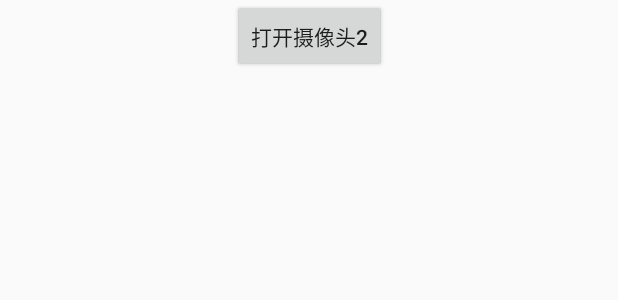
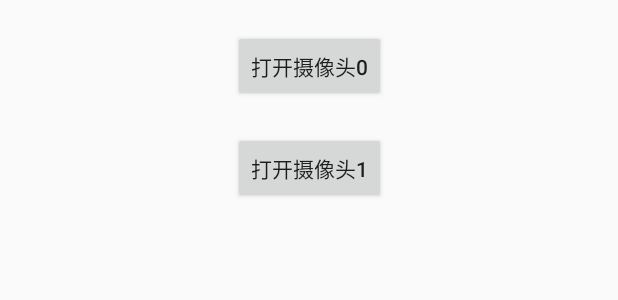
Before and after one commit to qq734552377/ErWeiMa_ZiYong, an Android app: the layout activity_main2.xml on its own in the app's theme, with its tools: preview values and no code run, on a phone screen of 412 x 824 dp. Shown: the top 300 px of the screen. Run offline under Robolectric (Android 15) with nearby library versions, the phone set to English and light mode, and no system bars.

Commit message:
二维码扫描自用

```diff
--- a/app/build.gradle
+++ b/app/build.gradle
@@ -7,7 +7,7 @@ android {
     defaultConfig {
         applicationId "pj.com.mysaomiao1"
         minSdkVersion 14
-        targetSdkVersion 22
+        targetSdkVersion 19
         versionCode 1
         versionName "1.0"
     }
--- a/app/src/main/java/helloworld/ai/com/mysaomiao/CaptureActivity.java
+++ b/app/src/main/java/helloworld/ai/com/mysaomiao/CaptureActivity.java
@@ -55,9 +55,9 @@ public class CaptureActivity extends Activity implements Callback {
     public void onCreate(Bundle savedInstanceState) {
         super.onCreate(savedInstanceState);
         setContentView(R.layout.activity_capture);
-//        Intent intent = getIntent();
+        Intent intent = getIntent();
 //        String msg = intent.getStringExtra("msg");
-//        CAMERAID = intent.getIntExtra(CAMERAKEY, 0);
+        CAMERAID = intent.getIntExtra(CAMERAKEY, 0);
 
         // 初始化 CameraManager
         CameraManager.init(getApplication());
--- a/app/src/main/res/layout/activity_main2.xml
+++ b/app/src/main/res/layout/activity_main2.xml
@@ -12,6 +12,7 @@
         android:layout_height="wrap_content"
         android:layout_marginTop="20dp"
         android:text="@string/open_1"
+        app:layout_constraintTop_toTopOf="parent"
         app:layout_constraintLeft_toLeftOf="parent"
         app:layout_constraintRight_toRightOf="parent"/>
 
@@ -22,6 +23,7 @@
         android:layout_height="wrap_content"
         android:layout_marginTop="20dp"
         android:text="@string/open_2"
+        app:layout_constraintTop_toBottomOf="@id/open_1"
         app:layout_constraintLeft_toLeftOf="parent"
         app:layout_constraintRight_toRightOf="parent"/>
 
--- a/app/src/main/res/values/strings.xml
+++ b/app/src/main/res/values/strings.xml
@@ -1,5 +1,5 @@
 <resources>
-    <string name="app_name">侧面二维码扫描</string>
-    <string name="open_1">打开摄像头1</string>
-    <string name="open_2">打开摄像头2</string>
+    <string name="app_name">扫描</string>
+    <string name="open_1">打开摄像头0</string>
+    <string name="open_2">打开摄像头1</string>
 </resources>
```
Also changed, not shown: app/src/main/AndroidManifest.xml (+5 -3 lines), app/src/main/java/helloworld/ai/com/mysaomiao/Main2Activity.java (+10 -2 lines).
